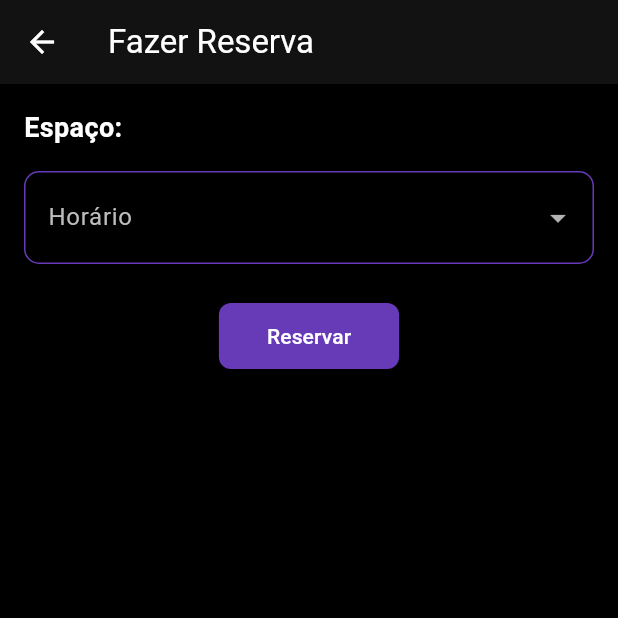
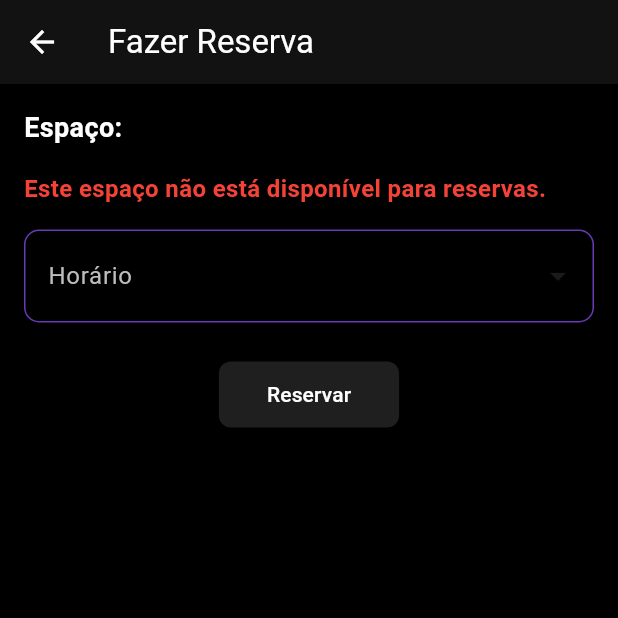
Before and after one commit to CarlosDVSS/Locate_app, a Flutter app: the BookingScreen screen opened directly with empty values, on a phone screen of 412 x 824 dp, the top half of it. Run offline on Flutter 3.47's test engine with Material 3 defaults, Android fonts, the light colour scheme and no system bars; our stand-ins replace firebase_auth, firebase_core, flutter_riverpod, google_sign_in; accounts and stored records are empty.

Commit message:
Lógica de reserva funcional e com verificação por usuarios

```diff
--- a/lib/main.dart
+++ b/lib/main.dart
@@ -2,9 +2,7 @@ import 'package:flutter/foundation.dart';
 import 'package:flutter/material.dart';
 import 'package:firebase_core/firebase_core.dart';
 import 'package:flutter_riverpod/flutter_riverpod.dart';
-import 'package:locate_app/screens/home_screen.dart';
 import 'package:locate_app/screens/login.dart';
-// import 'package:locate_app/screens/login.dart';
 
 void main() async {
   WidgetsFlutterBinding.ensureInitialized();
--- a/lib/models/space_model.dart
+++ b/lib/models/space_model.dart
@@ -2,12 +2,13 @@ class SpaceModel {
   String id;
   String name;
   String imageUri;
-  List<String> timeSlots;
-  int availableSlots;
-  bool active;
-  bool available;
-  int capacity;
-  String description;
+  List<String> timeSlots; // Lista de horários possíveis
+  int availableSlots; // Slots disponíveis para reserva
+  bool active; // Verifica se o espaço está ativo
+  bool available; // Verifica se o espaço está disponível para reserva
+  int capacity; // Capacidade do espaço
+  String description; // Descrição do espaço
+  List<String> reservedTimeSlots; // Lista de horários já reservados
 
   SpaceModel({
     required this.id,
@@ -19,6 +20,7 @@ class SpaceModel {
     required this.available,
     required this.capacity,
     required this.description,
+    required this.reservedTimeSlots, // Inicializando com a lista de horários reservados
   });
 
   // Método para converter para JSON
@@ -33,6 +35,7 @@ class SpaceModel {
       'available': available,
       'capacity': capacity,
       'description': description,
+      'reservedTimeSlots': reservedTimeSlots, // Adicionando reservedTimeSlots ao JSON
     };
   }
 
@@ -48,6 +51,12 @@ class SpaceModel {
       available: json['available'],
       capacity: json['capacity'],
       description: json['description'],
+      reservedTimeSlots: List<String>.from(json['reservedTimeSlots'] ?? []), // Se não houver reservas, atribui uma lista vazia
     );
   }
+
+  // Método para verificar se um horário está disponível
+  bool isTimeSlotAvailable(String timeSlot) {
+    return !reservedTimeSlots.contains(timeSlot); // Verifica se o horário não está reservado
+  }
 }
--- a/lib/screens/booking_screen.dart
+++ b/lib/screens/booking_screen.dart
@@ -2,6 +2,7 @@ import 'package:flutter/material.dart';
 import 'package:flutter_riverpod/flutter_riverpod.dart';
 import 'package:firebase_auth/firebase_auth.dart';
 import 'package:locate_app/models/space_model.dart';
+import 'package:locate_app/models/reservation_model.dart';
 import 'package:locate_app/providers/reservation_provider.dart';
 
 class BookingScreen extends ConsumerStatefulWidget {
@@ -26,6 +27,18 @@ class _BookingScreenState extends ConsumerState<BookingScreen> {
   ];
 
   String? _selectedTimeSlot;
+  bool isLoading = false;
+
+  // Função para verificar se o horário está disponível
+  bool isTimeSlotAvailable(String timeSlot, List<ReservationModel> reservations) {
+    // Verifica se já existe uma reserva para o mesmo horário e espaço
+    for (var reservation in reservations) {
+      if (reservation.timeSlot == timeSlot && reservation.spaceId == widget.selectedSpace.id) {
+        return false; // Horário já está ocupado para este espaço
+      }
+    }
+    return true; // Horário disponível
+  }
 
   void _submitReservation() async {
     if (_formKey.currentState!.validate()) {
@@ -36,6 +49,27 @@ class _BookingScreenState extends ConsumerState<BookingScreen> {
       if (timeSlot == null) {
         ScaffoldMessenger.of(context).showSnackBar(
           const SnackBar(content: Text('Por favor, selecione um horário.')),
+        );
+        return;
+      }
+
+      // Carregar todas as reservas do sistema
+      setState(() {
+        isLoading = true;
+      });
+      await ref.read(reservationProvider.notifier).loadAllReservations(); // Carregar todas as reservas
+      final reservations = ref.read(reservationProvider);
+
+      // Verifica a disponibilidade do horário
+      bool available = isTimeSlotAvailable(timeSlot, reservations);
+
+      setState(() {
+        isLoading = false;
+      });
+
+      if (!available) {
+        ScaffoldMessenger.of(context).showSnackBar(
+          const SnackBar(content: Text('Este horário já está reservado.')),
         );
         return;
       }
@@ -69,6 +103,13 @@ class _BookingScreenState extends ConsumerState<BookingScreen> {
                 style: const TextStyle(fontSize: 18, fontWeight: FontWeight.bold),
               ),
               const SizedBox(height: 16),
+              // Verifica se o espaço está ativo e disponível para permitir a seleção de horário
+              if (!widget.selectedSpace.active)
+                Text(
+                  'Este espaço não está disponível para reservas.',
+                  style: TextStyle(color: Colors.red, fontWeight: FontWeight.bold),
+                ),
+              const SizedBox(height: 16),
               DropdownButtonFormField<String>(
                 value: _selectedTimeSlot,
                 decoration: const InputDecoration(
@@ -76,16 +117,24 @@ class _BookingScreenState extends ConsumerState<BookingScreen> {
                   border: OutlineInputBorder(),
                 ),
                 items: _timeSlots.map((slot) {
+                  final isAvailable = isTimeSlotAvailable(slot, ref.read(reservationProvider));
                   return DropdownMenuItem(
                     value: slot,
-                    child: Text(slot),
+                    child: Text(
+                      slot + (isAvailable ? '' : ' (Ocupado)'),
+                      style: TextStyle(
+                        color: isAvailable ? null : Colors.grey,
+                      ),
+                    ),
                   );
                 }).toList(),
-                onChanged: (value) {
+                onChanged: widget.selectedSpace.active
+                    ? (value) {
                         setState(() {
                           _selectedTimeSlot = value;
                         });
-                },
+                      }
+                    : null,
                 validator: (value) {
                   if (value == null) {
                     return 'Por favor, selecione um horário.';
@@ -96,8 +145,12 @@ class _BookingScreenState extends ConsumerState<BookingScreen> {
               const SizedBox(height: 24),
               Center(
                 child: ElevatedButton(
-                  onPressed: _submitReservation,
-                  child: const Text(
+                  onPressed: widget.selectedSpace.active && _selectedTimeSlot != null
+                      ? _submitReservation
+                      : null,
+                  child: isLoading
+                      ? const CircularProgressIndicator()
+                      : const Text(
                           'Reservar',
                           style: TextStyle(color: Colors.white),
                         ),
```
Also changed, not shown: lib/providers/reservation_provider.dart (+34 -0 lines), lib/screens/space_description_screen.dart (+7 -2 lines). Lines whose indentation alone changed are shown as unchanged.
